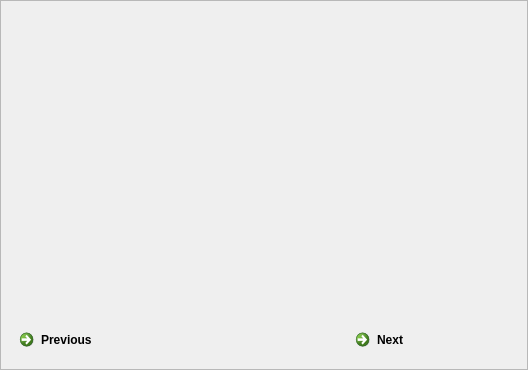
The window that cwe_guiWidgets/cwe_welcome_screen.ui (NHERI-SimCenter/CWE-Simulation-Tool) describes before a commit, drawn with Qt 5.
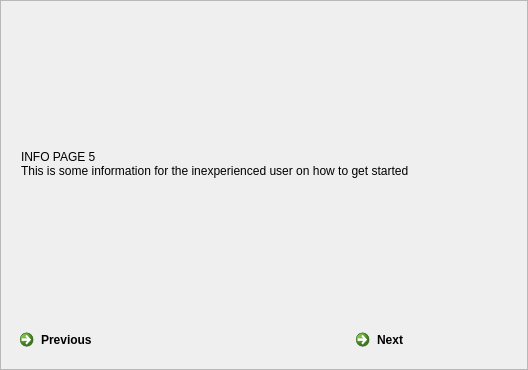
The same window after the commit. Icons and pictures are not drawn.

The edit to the form file:
```diff
--- a/cwe_guiWidgets/cwe_welcome_screen.ui
+++ b/cwe_guiWidgets/cwe_welcome_screen.ui
@@ -70,7 +70,7 @@
    <item row="1" column="0" colspan="3">
     <widget class="QStackedWidget" name="WelcomeStackedWidget">
      <property name="currentIndex">
-      <number>0</number>
+      <number>4</number>
      </property>
      <widget class="QWidget" name="welcome_page1">
       <layout class="QGridLayout" name="gridLayout_2">
@@ -125,6 +125,18 @@
        </item>
       </layout>
      </widget>
+     <widget class="QWidget" name="welcome_page5">
+      <layout class="QGridLayout" name="gridLayout_6">
+       <item row="0" column="0">
+        <widget class="QLabel" name="text_label_5">
+         <property name="text">
+          <string>INFO PAGE 5
+This is some information for the inexperienced user on how to get started</string>
+         </property>
+        </widget>
+       </item>
+      </layout>
+     </widget>
     </widget>
    </item>
   </layout>
```
